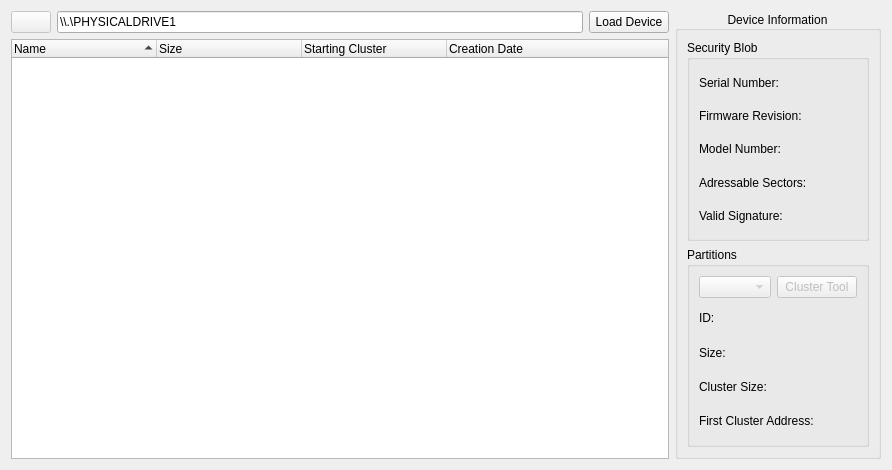
hetelek/Velocity, file Velocity/deviceviewer.ui: the form before one commit.
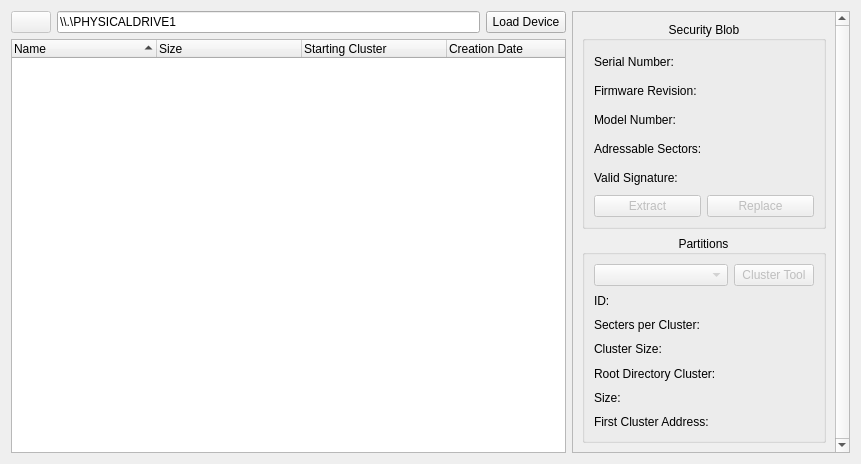
The form after the commit. Icons and pictures are not drawn.

Commit message: More information is displayed in side panel

Diff of the .ui file:
```diff
--- a/Velocity/deviceviewer.ui
+++ b/Velocity/deviceviewer.ui
@@ -6,8 +6,8 @@
    <rect>
     <x>0</x>
     <y>0</y>
-    <width>892</width>
-    <height>470</height>
+    <width>861</width>
+    <height>464</height>
    </rect>
   </property>
   <property name="minimumSize">
@@ -19,9 +19,9 @@
   <property name="windowTitle">
    <string>Device Viewer</string>
   </property>
-  <layout class="QVBoxLayout" name="verticalLayout_2">
+  <layout class="QVBoxLayout" name="verticalLayout_10">
    <item>
-    <layout class="QHBoxLayout" name="horizontalLayout_2" stretch="9,0">
+    <layout class="QHBoxLayout" name="horizontalLayout_6" stretch="4,2">
      <item>
       <layout class="QVBoxLayout" name="verticalLayout">
        <item>
@@ -107,23 +107,42 @@
       </layout>
      </item>
      <item>
+      <widget class="QScrollArea" name="scrollArea">
+       <property name="lineWidth">
+        <number>1</number>
+       </property>
+       <property name="verticalScrollBarPolicy">
+        <enum>Qt::ScrollBarAlwaysOn</enum>
+       </property>
+       <property name="horizontalScrollBarPolicy">
+        <enum>Qt::ScrollBarAlwaysOff</enum>
+       </property>
+       <property name="widgetResizable">
+        <bool>true</bool>
+       </property>
+       <widget class="QWidget" name="scrollAreaWidgetContents">
+        <property name="geometry">
+         <rect>
+          <x>0</x>
+          <y>0</y>
+          <width>259</width>
+          <height>442</height>
+         </rect>
+        </property>
+        <layout class="QHBoxLayout" name="horizontalLayout_7">
+         <item>
+          <layout class="QVBoxLayout" name="verticalLayout_7" stretch="1,1">
+           <item>
       <widget class="QGroupBox" name="groupBox">
        <property name="title">
-        <string>Device Information</string>
-       </property>
-       <property name="alignment">
-        <set>Qt::AlignCenter</set>
-       </property>
-       <property name="checkable">
-        <bool>false</bool>
-       </property>
-       <layout class="QVBoxLayout" name="verticalLayout_4" stretch="1,1">
-        <item>
-         <widget class="QGroupBox" name="groupBox_2">
-          <property name="title">
            <string>Security Blob</string>
           </property>
-          <layout class="QHBoxLayout" name="horizontalLayout_3" stretch="1,9">
+             <property name="alignment">
+              <set>Qt::AlignCenter</set>
+             </property>
+             <layout class="QVBoxLayout" name="verticalLayout_8" stretch="9,0">
+              <item>
+               <layout class="QHBoxLayout" name="horizontalLayout_2">
            <item>
             <layout class="QVBoxLayout" name="verticalLayout_5">
              <item>
@@ -218,14 +237,51 @@
             </layout>
            </item>
           </layout>
+              </item>
+              <item>
+               <layout class="QHBoxLayout" name="horizontalLayout_3">
+                <item>
+                 <widget class="QPushButton" name="btnExtractSecuritySector">
+                  <property name="enabled">
+                   <bool>false</bool>
+                  </property>
+                  <property name="text">
+                   <string>Extract</string>
+                  </property>
+                  <property name="icon">
+                   <iconset resource="Resources.qrc">
+                    <normaloff>:/Images/extract.png</normaloff>:/Images/extract.png</iconset>
+                  </property>
          </widget>
         </item>
         <item>
-         <widget class="QGroupBox" name="groupBox_3">
+                 <widget class="QPushButton" name="btnReplaceSecuritySector">
+                  <property name="enabled">
+                   <bool>false</bool>
+                  </property>
+                  <property name="text">
+                   <string>Replace</string>
+                  </property>
+                  <property name="icon">
+                   <iconset resource="Resources.qrc">
+                    <normaloff>:/Images/replace.png</normaloff>:/Images/replace.png</iconset>
+                  </property>
+                 </widget>
+                </item>
+               </layout>
+              </item>
+             </layout>
+            </widget>
+           </item>
+           <item>
+            <widget class="QGroupBox" name="groupBox_2">
           <property name="title">
            <string>Partitions</string>
           </property>
-          <layout class="QVBoxLayout" name="verticalLayout_8" stretch="0,9">
+             <property name="alignment">
+              <set>Qt::AlignCenter</set>
+             </property>
+             <layout class="QVBoxLayout" name="verticalLayout_4" stretch="0,9">
            <item>
             <layout class="QHBoxLayout" name="horizontalLayout_5" stretch="3,1">
              <item>
@@ -254,7 +310,7 @@
            <item>
             <layout class="QHBoxLayout" name="horizontalLayout_4">
              <item>
-              <layout class="QVBoxLayout" name="verticalLayout_7">
+                 <layout class="QVBoxLayout" name="verticalLayout_2">
                <item>
                 <widget class="QLabel" name="label_7">
                  <property name="text">
@@ -263,9 +319,9 @@
                 </widget>
                </item>
                <item>
-                <widget class="QLabel" name="label_8">
+                   <widget class="QLabel" name="label_6">
                  <property name="text">
-                  <string>Size:</string>
+                     <string>Secters per Cluster:</string>
                  </property>
                 </widget>
                </item>
@@ -276,6 +332,20 @@
                  </property>
                 </widget>
                </item>
+                  <item>
+                   <widget class="QLabel" name="label_11">
+                    <property name="text">
+                     <string>Root Directory Cluster:</string>
+                    </property>
+                   </widget>
+                  </item>
+                  <item>
+                   <widget class="QLabel" name="label_8">
+                    <property name="text">
+                     <string>Size:</string>
+                    </property>
+                   </widget>
+                  </item>
                <item>
                 <widget class="QLabel" name="label_10">
                  <property name="text">
@@ -298,7 +368,7 @@
                 </widget>
                </item>
                <item>
-                <widget class="QLabel" name="lblPartSize">
+                   <widget class="QLabel" name="lblPartSectorsPerCluster">
                  <property name="text">
                   <string/>
                  </property>
@@ -317,6 +387,26 @@
                  </property>
                 </widget>
                </item>
+                  <item>
+                   <widget class="QLabel" name="lblPartRootDirCluster">
+                    <property name="text">
+                     <string/>
+                    </property>
+                    <property name="alignment">
+                     <set>Qt::AlignRight|Qt::AlignTrailing|Qt::AlignVCenter</set>
+                    </property>
+                   </widget>
+                  </item>
+                  <item>
+                   <widget class="QLabel" name="lblPartSize">
+                    <property name="text">
+                     <string/>
+                    </property>
+                    <property name="alignment">
+                     <set>Qt::AlignRight|Qt::AlignTrailing|Qt::AlignVCenter</set>
+                    </property>
+                   </widget>
+                  </item>
                <item>
                 <widget class="QLabel" name="lblPartFirstClusterAddr">
                  <property name="text">
@@ -335,6 +425,9 @@
          </widget>
         </item>
        </layout>
+         </item>
+        </layout>
+       </widget>
       </widget>
      </item>
     </layout>
```
Lines whose indentation alone changed are shown as unchanged. The commit also changes 2 other files.
